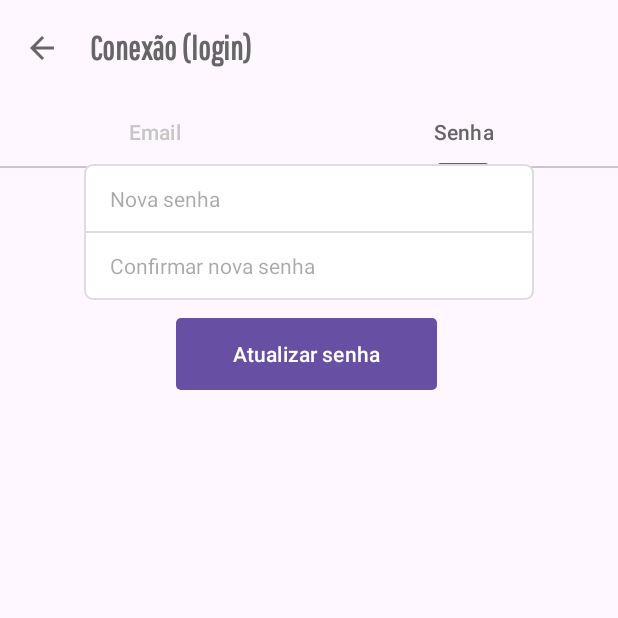
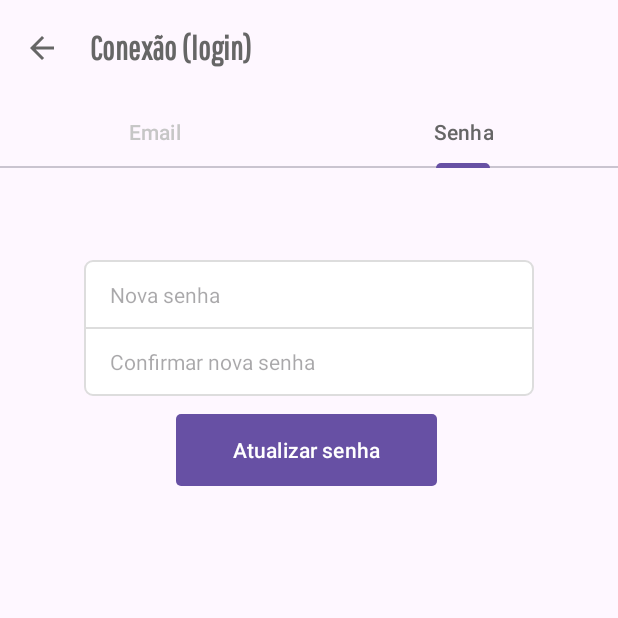
Before and after one commit to MateusLima011/ECommerce_shoes, an Android app built with Jetpack Compose: the FormEmailFragment screen opened directly, with no data from a screen before it, tab 2 chosen, on a phone screen of 412 x 824 dp, the top half of it. Run offline under Robolectric (Android 15) with nearby library versions, the phone set to English and light mode, and no system bars; libraries missing offline, so code that uses them is left out: com.blankj.utilcode; Roboto replaces fonts that are not available here; 1 statement that could not run was skipped.

Commit message:
finalização das telas de Novo Endereço e Atualização de Endereço, e algumas melhorias no codigo

```diff
--- a/app/src/main/java/com/example/ecommerce_shoes/ui/config/deliveryaddress/DeliveryAddressesActivity.kt
+++ b/app/src/main/java/com/example/ecommerce_shoes/ui/config/deliveryaddress/DeliveryAddressesActivity.kt
@@ -31,6 +31,7 @@ class DeliveryAddressesActivity() : ConfigFormActivity() {
         return super.onOptionsItemSelected(item)
     }
 
+    @Deprecated("Deprecated in Java")
     override fun onBackPressed() {
         val fragmentInStack = supportFragmentManager.backStackEntryCount
 
--- a/app/src/main/res/layout/fragment_config_password.xml
+++ b/app/src/main/res/layout/fragment_config_password.xml
@@ -1,42 +1,31 @@
 <?xml version="1.0" encoding="utf-8"?>
 <LinearLayout xmlns:android="http://schemas.android.com/apk/res/android"
-    android:layout_width="wrap_content"
-    android:layout_height="wrap_content"
-    android:layout_marginStart="50dp"
-    android:layout_marginTop="80dp"
-    android:orientation="vertical">
-
-    <LinearLayout
     android:id="@+id/llContainerFields"
-        android:layout_width="wrap_content"
-        android:layout_height="wrap_content"
-        android:layout_gravity="center"
+    android:layout_width="match_parent"
+    android:layout_height="match_parent"
     android:orientation="vertical">
 
     <EditText
         android:id="@+id/etNewPassword"
         style="@style/EditTextFormField"
+        android:layout_gravity="center"
+        android:layout_marginTop="64dp"
+        android:autofillHints=""
         android:background="@drawable/bg_form_field_top"
         android:hint="@string/hint_new_password"
         android:imeOptions="actionNext"
-            android:inputType="textPassword"
-            android:autofillHints="" />
+        android:inputType="textPassword" />
 
     <EditText
         android:id="@+id/etNewPasswordConfirm"
         style="@style/EditTextFormField"
+        android:layout_gravity="center"
         android:layout_marginTop="-1dp"
+        android:autofillHints=""
         android:background="@drawable/bg_form_field_bottom"
         android:hint="@string/hint_new_password_confirm"
         android:imeOptions="actionDone"
-            android:inputType="textPassword"
-            android:autofillHints="" />
-    </LinearLayout>
-
-    <include
-        android:id="@+id/proxyScreenPasswordConfig"
-        layout="@layout/proxy_screen" />
-
+        android:inputType="textPassword" />
 
     <Button
         android:id="@+id/btUpdatePassword"
@@ -46,4 +35,9 @@
         android:layout_marginBottom="3dp"
         android:text="@string/update_password" />
 
+    <include
+        android:id="@+id/proxyScreenPasswordConfig"
+        layout="@layout/proxy_screen" />
+
+
 </LinearLayout>
--- a/app/src/main/res/values/colors.xml
+++ b/app/src/main/res/values/colors.xml
@@ -31,4 +31,5 @@
 
     <color name="colorMediumYellow">#FFFFD840</color>
     <color name="colorMediumRed">#FF0000</color>
+
 </resources>
```
Also changed, not shown: app/src/main/java/com/example/ecommerce_shoes/ui/config/ConfigFormFragment.kt (+10 -8 lines), app/src/main/java/com/example/ecommerce_shoes/ui/config/ConfigListFragment.kt (+0 -23 lines), app/src/main/java/com/example/ecommerce_shoes/ui/config/connectiondata/FormEmailFragment.kt (+8 -12 lines), app/src/main/java/com/example/ecommerce_shoes/ui/config/connectiondata/FormPasswordFragment.kt (+8 -7 lines), app/src/main/java/com/example/ecommerce_shoes/ui/config/creditcard/FormCreditCardFragment.kt (+6 -11 lines), app/src/main/java/com/example/ecommerce_shoes/ui/config/deliveryaddress/DeliveryAddressHostFragment.kt (+1 -16 lines), app/src/main/java/com/example/ecommerce_shoes/ui/config/deliveryaddress/DeliveryAddressesListFragment.kt (+0 -25 lines), app/src/main/java/com/example/ecommerce_shoes/ui/config/deliveryaddress/NewDeliveryAddressFragment.kt (+22 -15 lines), app/src/main/java/com/example/ecommerce_shoes/ui/config/deliveryaddress/UpdateDeliveryAddressFragment.kt (+17 -36 lines), app/src/main/res/layout/config_new_delivery_address.xml (+8 -0 lines), app/src/main/res/layout/fragment_config_email.xml (+7 -12 lines). Lines whose indentation alone changed are shown as unchanged.
